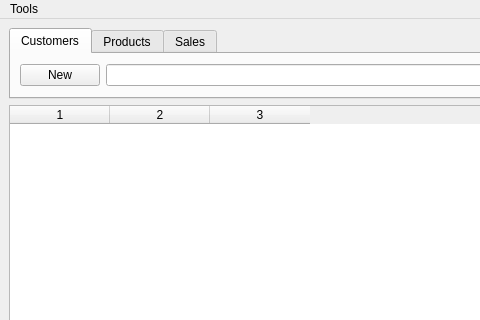
First picture: the form in src/mainwindow.ui, repository nicmorais/Storesse, before the edit; both pictures show x 0 to 480 and y 0 to 320 of the 861 by 468 pixel window.
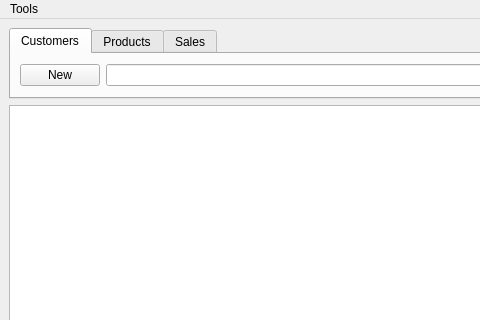
Second picture: the form after the edit. Icons and pictures are not drawn.

The edit to the form file:
```diff
--- a/src/mainwindow.ui
+++ b/src/mainwindow.ui
@@ -104,14 +104,7 @@
      </widget>
     </item>
     <item>
-     <widget class="QTableWidget" name="tableWidget">
-      <property name="columnCount">
-       <number>3</number>
-      </property>
-      <column/>
-      <column/>
-      <column/>
-     </widget>
+     <widget class="QTableView" name="tableView"/>
     </item>
    </layout>
   </widget>
```
Left out of the diff: 32 changed lines with no effect on the pictures.
